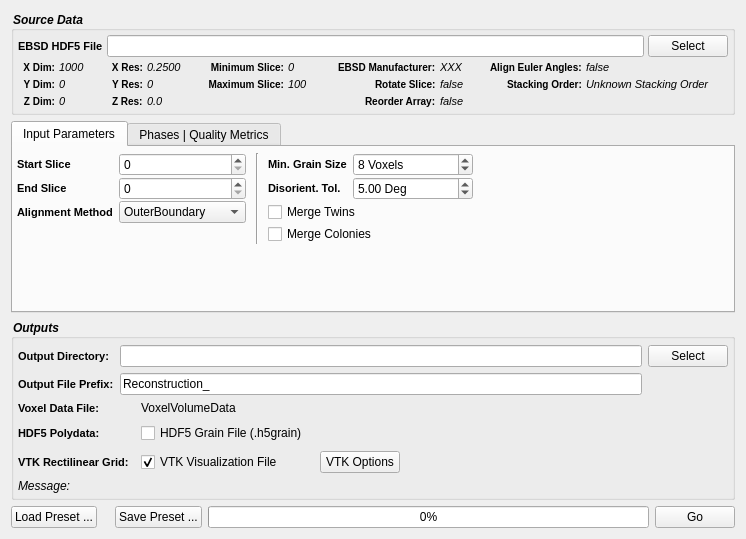
Qt form Source/Plugins/Reconstruction/UI/ReconstructionWidget.ui (BlueQuartzSoftware/DREAM3D) before a commit.
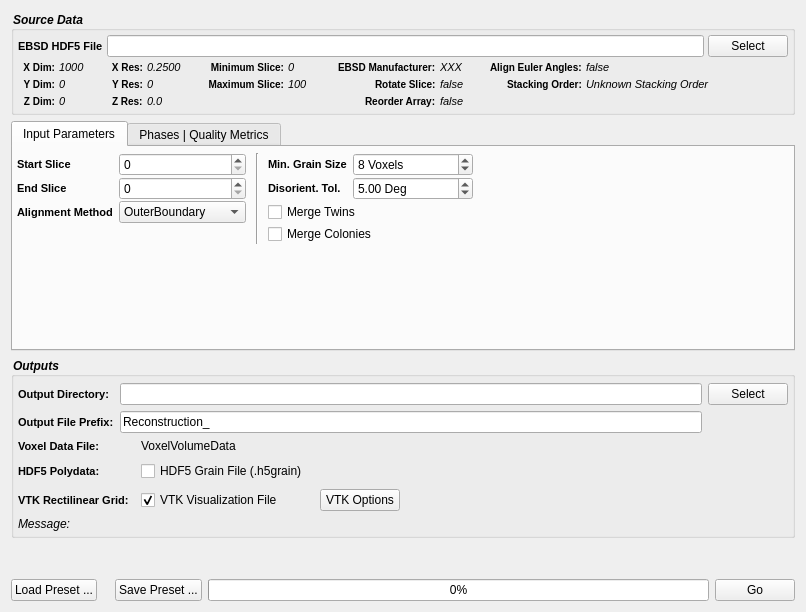
The same form after that commit. Icons and pictures are not drawn. Custom widgets are drawn as their Qt base class.

Commit message: Fixing layout bugs on OS X due to the use of style sheets and the user of a specific font wieght and style. Fixing the titles on some open/save dialog windows

Patch:
```diff
--- a/Source/Plugins/Reconstruction/UI/ReconstructionWidget.ui
+++ b/Source/Plugins/Reconstruction/UI/ReconstructionWidget.ui
@@ -6,8 +6,8 @@
    <rect>
     <x>0</x>
     <y>0</y>
-    <width>746</width>
-    <height>539</height>
+    <width>806</width>
+    <height>612</height>
    </rect>
   </property>
   <property name="sizePolicy">
@@ -25,6 +25,14 @@
   <layout class="QGridLayout" name="gridLayout_7">
    <item row="0" column="0">
     <widget class="QGroupBox" name="groupBox_3">
+     <property name="font">
+      <font>
+       <pointsize>-1</pointsize>
+       <weight>75</weight>
+       <italic>true</italic>
+       <bold>true</bold>
+      </font>
+     </property>
      <property name="styleSheet">
       <string notr="true">QGroupBox 
 {
@@ -1267,6 +1275,14 @@
    </item>
    <item row="2" column="0">
     <widget class="QGroupBox" name="groupBox">
+     <property name="font">
+      <font>
+       <pointsize>-1</pointsize>
+       <weight>75</weight>
+       <italic>true</italic>
+       <bold>true</bold>
+      </font>
+     </property>
      <property name="styleSheet">
       <string notr="true">QGroupBox 
 {
```
The commit also changes 7 other files.
